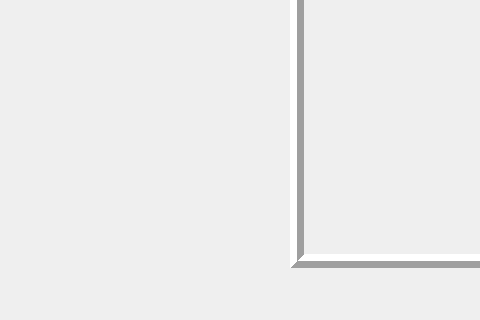
First picture: the form in capture_screen.ui, repository HyungKuIm/pythonProject, before the edit; both pictures show x 0 to 480 and y 183 to 503 of the 723 by 503 pixel window.
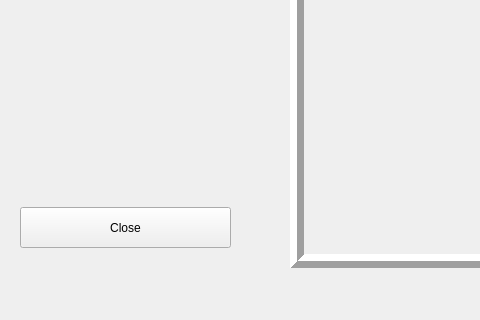
Second picture: the form after the edit.

Commit message: 웹카메라가 폼 종료후에서 계속 살아있는 현상 수정

```diff
--- a/capture_screen.ui
+++ b/capture_screen.ui
@@ -77,6 +77,19 @@
     <string/>
    </property>
   </widget>
+  <widget class="QPushButton" name="CLOSE">
+   <property name="geometry">
+    <rect>
+     <x>20</x>
+     <y>390</y>
+     <width>211</width>
+     <height>41</height>
+    </rect>
+   </property>
+   <property name="text">
+    <string>Close</string>
+   </property>
+  </widget>
  </widget>
  <resources/>
  <connections/>
```
The commit also changes 2 other files.
